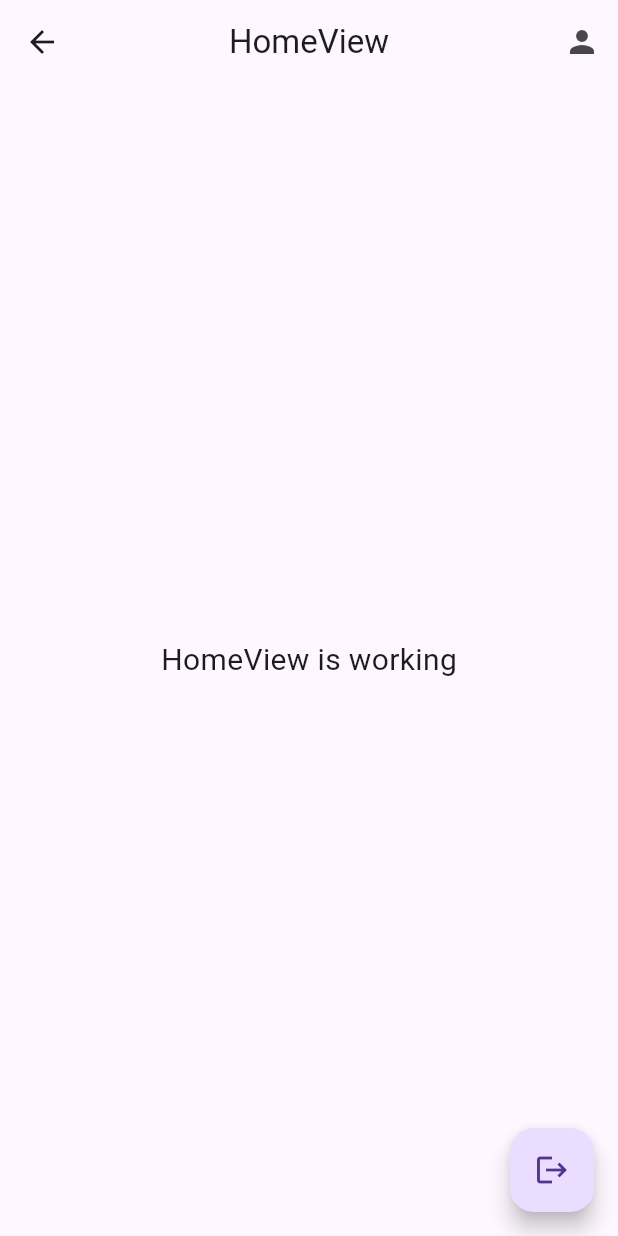
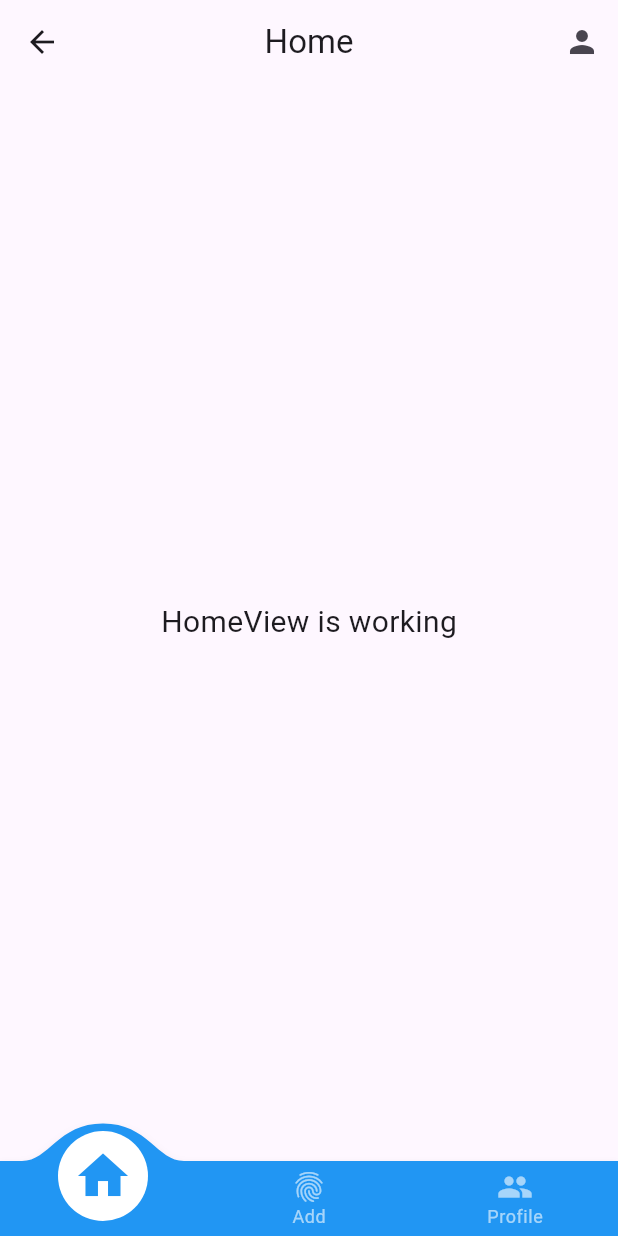
Before and after one commit to FirmanMulyawan/flutter_presence, a Flutter app: the HomeView screen opened by its route, on a phone screen of 412 x 824 dp. Run offline on Flutter 3.47's test engine with Material 3 defaults, Android fonts, the phone set to English and light mode, and no system bars; drawn by our look-alikes of convex_bottom_bar; our stand-ins replace cloud_firestore, firebase_auth, firebase_core, firebase_storage, gap, get and 1 more; accounts and stored records are empty.

Commit message:
bottom navigation bar

```diff
--- /dev/null
+++ b/lib/app/controllers/page_index_controller.dart
@@ -0,0 +1,21 @@
+import 'package:get/get.dart';
+
+import '../routes/app_pages.dart';
+
+class PageIndexController extends GetxController {
+  RxInt pageIndex = 0.obs;
+
+  void changePage(int index) async {
+    pageIndex.value = index;
+    switch (index) {
+      case 1:
+        print(("absensi"));
+        break;
+      case 2:
+        Get.offAllNamed(Routes.profile);
+        break;
+      default:
+        Get.offAllNamed(Routes.home);
+    }
+  }
+}
--- a/lib/app/modules/change_password/views/change_password_view.dart
+++ b/lib/app/modules/change_password/views/change_password_view.dart
@@ -1,6 +1,5 @@
 import 'package:flutter/material.dart';
 import 'package:gap/gap.dart';
-
 import 'package:get/get.dart';
 
 import '../controllers/change_password_controller.dart';
--- a/lib/app/modules/home/controllers/home_controller.dart
+++ b/lib/app/modules/home/controllers/home_controller.dart
@@ -1,19 +1,3 @@
-import 'package:cloud_firestore/cloud_firestore.dart';
-import 'package:firebase_auth/firebase_auth.dart';
 import 'package:get/get.dart';
 
-import '../../../component/config/app_const.dart';
-
-class HomeController extends GetxController {
-  RxBool isLoading = false.obs;
-
-  FirebaseAuth auth = FirebaseAuth.instance;
-
-  FirebaseFirestore firestore = FirebaseFirestore.instance;
-
-  Stream<DocumentSnapshot<Map<String, dynamic>>> streamRole() async* {
-    String uid = auth.currentUser?.uid ?? '';
-
-    yield* firestore.collection(AppConst.defaultRole).doc(uid).snapshots();
-  }
-}
+class HomeController extends GetxController {}
--- a/lib/app/modules/home/views/home_view.dart
+++ b/lib/app/modules/home/views/home_view.dart
@@ -1,17 +1,20 @@
-import 'package:firebase_auth/firebase_auth.dart';
+import 'package:convex_bottom_bar/convex_bottom_bar.dart';
 import 'package:flutter/material.dart';
 import 'package:get/get.dart';
 
+import '../../../controllers/page_index_controller.dart';
 import '../../../routes/app_pages.dart';
 import '../controllers/home_controller.dart';
 
 class HomeView extends GetView<HomeController> {
-  const HomeView({super.key});
+  final pageC = Get.find<PageIndexController>();
+
+  HomeView({super.key});
   @override
   Widget build(BuildContext context) {
     return Scaffold(
         appBar: AppBar(
-        title: const Text('HomeView'),
+          title: const Text('Home'),
           centerTitle: true,
           actions: [
             IconButton(
@@ -25,24 +28,15 @@ class HomeView extends GetView<HomeController> {
             style: TextStyle(fontSize: 20),
           ),
         ),
-      floatingActionButton: Obx(() => FloatingActionButton(
-            onPressed: () async {
-              if (controller.isLoading.isFalse) {
-                controller.isLoading.value = true;
-                await FirebaseAuth.instance.signOut();
-                controller.isLoading.value = false;
-
-                Get.offAllNamed(Routes.login);
-              }
-            },
-            child: controller.isLoading.isFalse
-                ? Icon(Icons.logout)
-                : const SizedBox(
-                    height: 20,
-                    width: 20,
-                    child: CircularProgressIndicator(),
-                  ),
-          )),
-    );
+        bottomNavigationBar: ConvexAppBar(
+          // style: TabStyle.fixedCircle,
+          items: [
+            TabItem(icon: Icons.home, title: 'Home'),
+            TabItem(icon: Icons.fingerprint, title: 'Add'),
+            TabItem(icon: Icons.people, title: 'Profile'),
+          ],
+          initialActiveIndex: pageC.pageIndex.value,
+          onTap: (int i) => pageC.changePage(i),
+        ));
   }
 }
--- a/lib/app/modules/profile/views/profile_view.dart
+++ b/lib/app/modules/profile/views/profile_view.dart
@@ -1,13 +1,17 @@
 import 'package:cloud_firestore/cloud_firestore.dart';
+import 'package:convex_bottom_bar/convex_bottom_bar.dart';
 import 'package:flutter/material.dart';
 import 'package:gap/gap.dart';
 import 'package:get/get.dart';
 
+import '../../../controllers/page_index_controller.dart';
 import '../../../routes/app_pages.dart';
 import '../controllers/profile_controller.dart';
 
 class ProfileView extends GetView<ProfileController> {
-  const ProfileView({super.key});
+  final pageC = Get.find<PageIndexController>();
+
+  ProfileView({super.key});
   @override
   Widget build(BuildContext context) {
     return Scaffold(
@@ -98,6 +102,15 @@ class ProfileView extends GetView<ProfileController> {
                 );
               }
             }),
-    );
+        bottomNavigationBar: ConvexAppBar(
+          // style: TabStyle.fixedCircle,
+          items: [
+            TabItem(icon: Icons.home, title: 'Home'),
+            TabItem(icon: Icons.fingerprint, title: 'Add'),
+            TabItem(icon: Icons.people, title: 'Profile'),
+          ],
+          initialActiveIndex: pageC.pageIndex.value,
+          onTap: (int i) => pageC.changePage(i),
+        ));
   }
 }
--- a/lib/app/modules/update_profile/controllers/update_profile_controller.dart
+++ b/lib/app/modules/update_profile/controllers/update_profile_controller.dart
@@ -1,10 +1,10 @@
 // import 'dart:io';
 
 import 'package:cloud_firestore/cloud_firestore.dart';
+import 'package:firebase_storage/firebase_storage.dart' as s;
 import 'package:flutter/material.dart';
 import 'package:get/get.dart';
 import 'package:image_picker/image_picker.dart';
-import 'package:firebase_storage/firebase_storage.dart' as s;
 
 import '../../../component/config/app_const.dart';
 
--- a/lib/main.dart
+++ b/lib/main.dart
@@ -4,6 +4,7 @@ import 'package:flutter/material.dart';
 import 'package:gap/gap.dart';
 import 'package:get/get.dart';
 
+import 'app/controllers/page_index_controller.dart';
 import 'app/routes/app_pages.dart';
 import 'firebase_options.dart';
 
@@ -17,6 +18,8 @@ void main() async {
     FlutterError.dumpErrorToConsole(details);
     runApp(ErrorWidgetClass(details));
   };
+
+  Get.put(PageIndexController(), permanent: true);
 
   runApp(
     StreamBuilder<User?>(
--- a/pubspec.yaml
+++ b/pubspec.yaml
@@ -9,6 +9,7 @@ environment:
 
 dependencies:
   cloud_firestore: ^5.4.4
+  convex_bottom_bar: ^3.2.0
   cupertino_icons: ^1.0.8
   firebase_auth: ^5.3.1
   firebase_core: ^3.6.0
```
Also changed, not shown: lib/app/routes/app_pages.dart (+8 -8 lines), pubspec.lock, 2 other files. Lines whose indentation alone changed are shown as unchanged.
